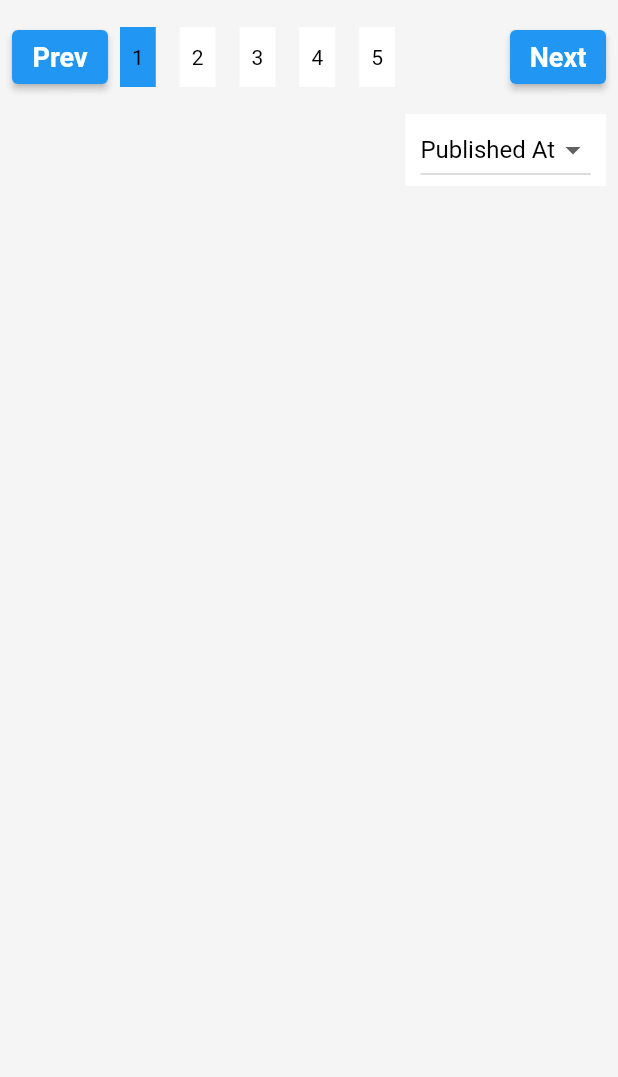
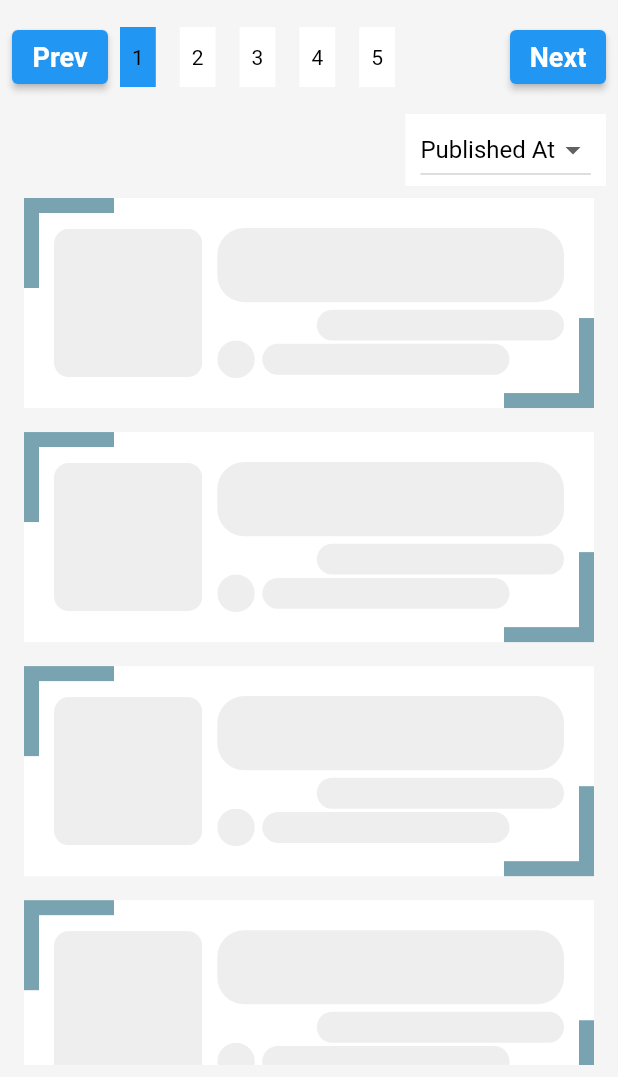
Before and after one commit to HubertAndrzej/news-app, a Flutter app: the screen it shows after launch, on a phone screen of 412 x 824 dp, the part 159-1236 px from its top. Run offline on Flutter 3.47's test engine with Material 2 defaults, Android fonts, the phone set to English and light mode, and no system bars; drawn by our look-alikes of shimmer; our stand-ins replace fancy_shimmer_image, flutter_iconly, google_fonts, shared_preferences.

Commit message:
Added article widget with shimmer effect

```diff
--- a/lib/constants/theme_data.dart
+++ b/lib/constants/theme_data.dart
@@ -1,5 +1,5 @@
 import 'package:flutter/material.dart';
-import 'global_colors.dart';
+import 'package:news_app/constants/global_colors.dart';
 
 class Styles {
   static ThemeData themeData(bool isDarkTheme, BuildContext context) {
--- a/lib/constants/variables.dart
+++ b/lib/constants/variables.dart
@@ -1,4 +1,5 @@
 import 'package:flutter/material.dart';
+import 'package:google_fonts/google_fonts.dart';
 
 enum NewsType {
   allNews,
@@ -49,3 +50,5 @@ List<DropdownMenuItem<String>> get dropDownItems {
   ];
   return menuItem;
 }
+
+TextStyle smallTextStyle = GoogleFonts.montserrat(fontSize: 15);
--- a/lib/screens/home_screen.dart
+++ b/lib/screens/home_screen.dart
@@ -5,6 +5,7 @@ import 'package:news_app/constants/variables.dart';
 import 'package:news_app/services/utils.dart';
 import 'package:news_app/widgets/drawer_widget.dart';
 import 'package:news_app/widgets/horizontal_spacing_widget.dart';
+import 'package:news_app/widgets/loading_widget.dart';
 import 'package:news_app/widgets/pagination_button_widget.dart';
 import 'package:news_app/widgets/tab_widget.dart';
 import 'package:news_app/widgets/vertical_spacing_widget.dart';
@@ -144,6 +145,7 @@ class _HomeScreenState extends State<HomeScreen> {
                         child: Padding(
                           padding: const EdgeInsets.symmetric(horizontal: 10),
                           child: DropdownButton(
+                            dropdownColor: Theme.of(context).cardColor,
                             onChanged: (String? value) {
                               setState(() => sortBy = value!);
                             },
@@ -153,6 +155,7 @@ class _HomeScreenState extends State<HomeScreen> {
                         ),
                       ),
                     ),
+              const LoadingWidget(),
             ],
           ),
         ),
--- a/lib/services/utils.dart
+++ b/lib/services/utils.dart
@@ -10,4 +10,15 @@ class Utils {
   bool get getTheme => Provider.of<DarkThemeProvider>(context).getDarkTheme;
 
   Color get getColor => getTheme ? Colors.white : Colors.black;
+
+  Size get getScreenSize => MediaQuery.of(context).size;
+
+  Color get getBaseShimmerColor =>
+      getTheme ? Colors.grey.shade500 : Colors.grey.shade200;
+
+  Color get getHighlightShimmerColor =>
+      getTheme ? Colors.grey.shade700 : Colors.grey.shade400;
+
+  Color get getWidgetShimmerColor =>
+      getTheme ? Colors.grey.shade600 : Colors.grey.shade100;
 }
--- /dev/null
+++ b/lib/widgets/article_shimmer_effect_widget.dart
@@ -0,0 +1,121 @@
+import 'package:flutter/material.dart';
+import 'package:news_app/widgets/horizontal_spacing_widget.dart';
+import 'package:news_app/widgets/vertical_spacing_widget.dart';
+import 'package:shimmer/shimmer.dart';
+
+class ArticleShimmerEffectWidget extends StatelessWidget {
+  const ArticleShimmerEffectWidget({
+    super.key,
+    required this.getBaseShimmerColor,
+    required this.getHighlightShimmerColor,
+    required this.getWidgetShimmerColor,
+    required this.size,
+    required this.borderRadius,
+  });
+
+  final Color getBaseShimmerColor;
+  final Color getHighlightShimmerColor;
+  final Color getWidgetShimmerColor;
+  final Size size;
+  final BorderRadius borderRadius;
+
+  @override
+  Widget build(BuildContext context) {
+    return Padding(
+      padding: const EdgeInsets.all(8.0),
+      child: Material(
+        color: Theme.of(context).cardColor,
+        child: Stack(
+          children: [
+            Container(
+              height: 60,
+              width: 60,
+              color: Theme.of(context).colorScheme.secondary,
+            ),
+            Positioned(
+              bottom: 0,
+              right: 0,
+              child: Container(
+                height: 60,
+                width: 60,
+                color: Theme.of(context).colorScheme.secondary,
+              ),
+            ),
+            Container(
+              color: Theme.of(context).cardColor,
+              margin: const EdgeInsets.all(10),
+              padding: const EdgeInsets.all(10),
+              child: Shimmer.fromColors(
+                baseColor: getBaseShimmerColor,
+                highlightColor: getHighlightShimmerColor,
+                child: Row(
+                  children: [
+                    ClipRRect(
+                      borderRadius: BorderRadius.circular(10),
+                      child: Container(
+                        color: getWidgetShimmerColor,
+                        height: size.height * 0.12,
+                        width: size.height * 0.12,
+                      ),
+                    ),
+                    const HorizontalSpacingWidget(width: 10),
+                    Expanded(
+                      child: Column(
+                        crossAxisAlignment: CrossAxisAlignment.start,
+                        mainAxisAlignment: MainAxisAlignment.start,
+                        children: [
+                          Container(
+                            height: size.height * 0.06,
+                            width: double.infinity,
+                            decoration: BoxDecoration(
+                              borderRadius: borderRadius,
+                              color: getWidgetShimmerColor,
+                            ),
+                          ),
+                          const VerticalSpacingWidget(height: 5),
+                          Align(
+                            alignment: Alignment.topRight,
+                            child: Container(
+                              height: size.height * 0.025,
+                              width: size.width * 0.4,
+                              decoration: BoxDecoration(
+                                borderRadius: borderRadius,
+                                color: getWidgetShimmerColor,
+                              ),
+                            ),
+                          ),
+                          FittedBox(
+                            child: Row(
+                              children: [
+                                ClipOval(
+                                  child: Container(
+                                    height: 25,
+                                    width: 25,
+                                    color: getWidgetShimmerColor,
+                                  ),
+                                ),
+                                const HorizontalSpacingWidget(width: 5),
+                                Container(
+                                  height: size.height * 0.025,
+                                  width: size.width * 0.4,
+                                  decoration: BoxDecoration(
+                                    borderRadius: borderRadius,
+                                    color: getWidgetShimmerColor,
+                                  ),
+                                ),
+                              ],
+                            ),
+                          ),
+                        ],
+                      ),
+                    ),
+                  ],
+                ),
+              ),
+            ),
+          ],
+        ),
+      ),
+    );
+  }
+}
--- /dev/null
+++ b/lib/widgets/loading_widget.dart
@@ -0,0 +1,43 @@
+import 'package:flutter/material.dart';
+import 'package:news_app/services/utils.dart';
+import 'package:news_app/widgets/article_shimmer_effect_widget.dart';
+
+class LoadingWidget extends StatefulWidget {
+  const LoadingWidget({super.key});
+
+  @override
+  State<LoadingWidget> createState() => _LoadingWidgetState();
+}
+
+class _LoadingWidgetState extends State<LoadingWidget> {
+  BorderRadius borderRadius = BorderRadius.circular(18);
+  late Color getBaseShimmerColor,
+      getHighlightShimmerColor,
+      getWidgetShimmerColor;
+
+  @override
+  void didChangeDependencies() {
+    var utils = Utils(context: context);
+    getBaseShimmerColor = utils.getBaseShimmerColor;
+    getHighlightShimmerColor = utils.getHighlightShimmerColor;
+    getWidgetShimmerColor = utils.getWidgetShimmerColor;
+    super.didChangeDependencies();
+  }
+
+  @override
+  Widget build(BuildContext context) {
+    Size size = Utils(context: context).getScreenSize;
+
+    return Expanded(
+      child: ListView.builder(
+        itemCount: 20,
+        itemBuilder: (ctx, index) => ArticleShimmerEffectWidget(
+            getBaseShimmerColor: getBaseShimmerColor,
+            getHighlightShimmerColor: getHighlightShimmerColor,
+            getWidgetShimmerColor: getWidgetShimmerColor,
+            size: size,
+            borderRadius: borderRadius),
+      ),
+    );
+  }
+}
--- a/pubspec.yaml
+++ b/pubspec.yaml
@@ -38,6 +38,8 @@ dependencies:
   provider: ^6.0.5
   flutter_iconly: ^1.0.2
   google_fonts: ^5.1.0
+  fancy_shimmer_image: ^2.0.3
+  shimmer: ^3.0.0
 
 dev_dependencies:
   flutter_test:
```
Also changed, not shown: lib/widgets/article_widget.dart (added, +102 -0 lines), pubspec.lock, 1 other file.
